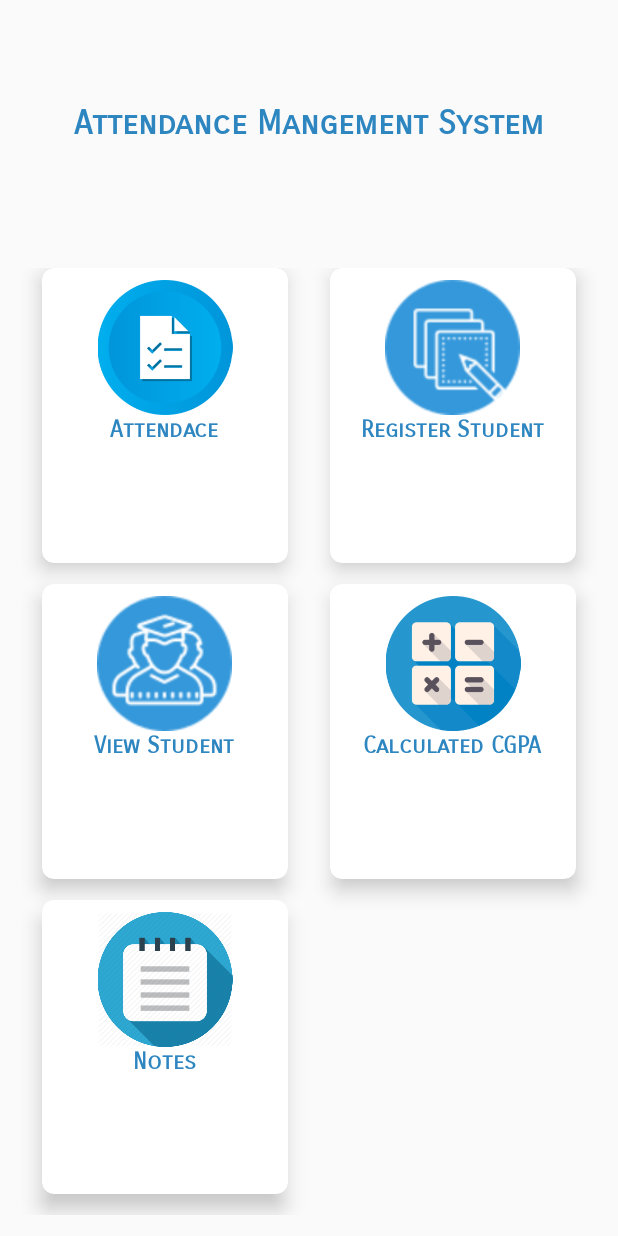
After one commit to elmorshdi/attendanceSystem, an Android app: the HomeActivity screen opened directly, with no data from a screen before it, on a phone screen of 412 x 824 dp. The commit adds this screen. Run offline under Robolectric (Android 15) with nearby library versions, the phone set to English and light mode, and no system bars.

Commit message:
commit singup home ui

```diff
--- a/app/build.gradle
+++ b/app/build.gradle
@@ -30,6 +30,11 @@ dependencies {
     implementation 'com.google.firebase:firebase-firestore:21.4.0'
     implementation 'androidx.legacy:legacy-support-v4:1.0.0'
     testImplementation 'junit:junit:4.13'
+
+    implementation 'androidx.gridlayout:gridlayout:1.0.0'
+    implementation 'androidx.cardview:cardview:1.0.0'
+    implementation 'androidx.recyclerview:recyclerview:1.1.0'
+
     androidTestImplementation 'androidx.test.ext:junit:1.1.1'
     androidTestImplementation 'androidx.test.espresso:espresso-core:3.2.0'
 }
--- a/app/src/main/AndroidManifest.xml
+++ b/app/src/main/AndroidManifest.xml
@@ -1,6 +1,7 @@
 <?xml version="1.0" encoding="utf-8"?>
 <manifest xmlns:android="http://schemas.android.com/apk/res/android"
     package="com.attendance.system">
+
     <application
         android:allowBackup="true"
         android:icon="@mipmap/ic_launcher"
@@ -8,6 +9,7 @@
         android:roundIcon="@mipmap/ic_launcher_round"
         android:supportsRtl="true"
         android:theme="@style/AppTheme">
+        <activity android:name=".HomeActivity"></activity>
         <activity android:name=".MainActivity" />
         <activity android:name=".splashActivity">
             <intent-filter>
@@ -18,4 +20,5 @@
         </activity>
         <activity android:name=".sing_up" />
     </application>
+
 </manifest>
--- /dev/null
+++ b/app/src/main/java/com/attendance/system/HomeActivity.java
@@ -0,0 +1,14 @@
+package com.attendance.system;
+
+import androidx.appcompat.app.AppCompatActivity;
+
+import android.os.Bundle;
+
+public class HomeActivity extends AppCompatActivity {
+
+    @Override
+    protected void onCreate(Bundle savedInstanceState) {
+        super.onCreate(savedInstanceState);
+        setContentView(R.layout.activity_home);
+    }
+}
--- a/app/src/main/java/com/attendance/system/MainActivity.java
+++ b/app/src/main/java/com/attendance/system/MainActivity.java
@@ -52,7 +52,10 @@ public class MainActivity extends AppCompatActivity {
 
 
     public void login(View view) {
-        String emailtext, passwordtext;
+        Intent intent = new Intent(this, HomeActivity.class);
+        startActivity(intent);
+
+       /* String emailtext, passwordtext;
         emailtext = user.getText().toString();
         passwordtext = password.getText().toString();
 
@@ -64,7 +67,7 @@ public class MainActivity extends AppCompatActivity {
             password.setError("enter passward");
             return;
         }
-
+*/
 
 
     }
--- /dev/null
+++ b/app/src/main/res/layout/activity_home.xml
@@ -0,0 +1,253 @@
+<?xml version="1.0" encoding="utf-8"?>
+<LinearLayout xmlns:android="http://schemas.android.com/apk/res/android"
+    xmlns:app="http://schemas.android.com/apk/res-auto"
+    xmlns:tools="http://schemas.android.com/tools"
+    android:layout_width="match_parent"
+    android:layout_height="match_parent"
+    android:orientation="vertical"
+    android:weightSum="10"
+    tools:context=".HomeActivity">
+
+    <RelativeLayout
+        android:layout_weight="2"
+        android:layout_width="match_parent"
+        android:layout_height="0dp">
+
+        <TextView
+            android:id="@+id/Title"
+            android:text="Attendance Mangement System"
+            android:layout_centerInParent="true"
+            android:textSize="22sp"
+            android:textStyle="bold"
+            android:fontFamily="sans-serif-smallcaps"
+            android:textColor="#2E86C1"
+            android:layout_width="wrap_content"
+            android:layout_height="wrap_content" />
+    </RelativeLayout>
+    <GridLayout
+        android:layout_weight="8"
+        android:columnCount="2"
+        android:rowCount="3"
+        android:alignmentMode="alignMargins"
+        android:columnOrderPreserved="false"
+        android:padding="14dp"
+        android:layout_width="match_parent"
+        android:layout_height="0dp">
+
+        <!--Row 1-->
+        <!--Col 1-->
+        <androidx.cardview.widget.CardView
+            android:layout_height="0dp"
+            android:layout_width="0dp"
+            android:layout_columnWeight="1"
+            android:layout_rowWeight="1"
+            android:layout_marginRight="14dp"
+            android:layout_marginBottom="14dp"
+            android:layout_marginLeft="14dp"
+            app:cardElevation="8dp"
+            app:cardCornerRadius="8dp">
+
+            <LinearLayout
+                android:layout_width="wrap_content"
+                android:layout_height="107dp"
+                android:layout_gravity="center_horizontal"
+                android:layout_margin="8dp"
+                android:orientation="vertical">
+
+                <ImageView
+                    android:id="@+id/Image1"
+                    android:layout_width="wrap_content"
+                    android:layout_height="90dp"
+                    android:layout_gravity="center"
+                    android:src="@drawable/attendace" />
+
+
+                <TextView
+                    android:id="@+id/tvid1"
+                    android:layout_width="wrap_content"
+                    android:layout_height="wrap_content"
+                    android:fontFamily="sans-serif-smallcaps"
+                    android:text="Attendace"
+                    android:layout_gravity="center"
+                    android:textColor="#2E86C1"
+                    android:textSize="15dp"
+                    android:textStyle="bold" />
+
+
+            </LinearLayout>
+
+        </androidx.cardview.widget.CardView>
+        <!--Col 2-->
+        <androidx.cardview.widget.CardView
+            android:layout_height="0dp"
+            android:layout_width="0dp"
+            android:layout_columnWeight="1"
+            android:layout_rowWeight="1"
+            android:layout_marginRight="14dp"
+            android:layout_marginBottom="14dp"
+            android:layout_marginLeft="14dp"
+            app:cardElevation="8dp"
+            app:cardCornerRadius="8dp">
+
+            <LinearLayout
+                android:layout_width="wrap_content"
+                android:layout_height="107dp"
+                android:layout_margin="8dp"
+                android:orientation="vertical"
+                android:layout_gravity="center_horizontal">
+
+                <ImageView
+                    android:id="@+id/Image2"
+                    android:layout_width="130dp"
+                    android:layout_height="90dp"
+                    android:layout_gravity="center_horizontal"
+                    android:src="@drawable/addstudent" />
+
+                <TextView
+                    android:id="@+id/tvid2"
+                    android:layout_width="wrap_content"
+                    android:layout_height="wrap_content"
+                    android:layout_gravity="center"
+                    android:fontFamily="sans-serif-smallcaps"
+                    android:text="Register Student"
+                    android:textColor="#2E86C1"
+                    android:textSize="15dp"
+                    android:textStyle="bold" />
+            </LinearLayout>
+        </androidx.cardview.widget.CardView>
+
+
+        <!--Row 2-->
+        <!--Col 1-->
+        <androidx.cardview.widget.CardView
+            android:layout_height="0dp"
+            android:layout_width="0dp"
+            android:layout_columnWeight="1"
+            android:layout_rowWeight="1"
+            android:layout_marginRight="14dp"
+            android:layout_marginBottom="14dp"
+            android:layout_marginLeft="14dp"
+            app:cardElevation="8dp"
+            app:cardCornerRadius="8dp">
+
+            <LinearLayout
+                android:layout_width="wrap_content"
+                android:layout_height="107dp"
+                android:layout_gravity="center_horizontal"
+                android:layout_margin="8dp"
+                android:orientation="vertical">
+
+                <ImageView
+                    android:id="@+id/Image3"
+                    android:layout_width="142dp"
+                    android:layout_height="90dp"
+                    android:layout_gravity="center"
+                    android:src="@drawable/student" />
+
+
+                <TextView
+                    android:id="@+id/tvid3"
+                    android:layout_width="wrap_content"
+                    android:layout_height="wrap_content"
+                    android:fontFamily="sans-serif-smallcaps"
+                    android:text="View Student"
+                    android:layout_gravity="center"
+                    android:textColor="#2E86C1"
+                    android:textSize="15dp"
+                    android:textStyle="bold" />
+
+
+            </LinearLayout>
+
+        </androidx.cardview.widget.CardView>
+        <!--Col 2-->
+
+        <androidx.cardview.widget.CardView
+            android:layout_height="0dp"
+            android:layout_width="0dp"
+            android:layout_columnWeight="1"
+            android:layout_rowWeight="1"
+            android:layout_marginRight="14dp"
+            android:layout_marginBottom="14dp"
+            android:layout_marginLeft="14dp"
+            app:cardElevation="8dp"
+            app:cardCornerRadius="8dp">
+
+            <LinearLayout
+                android:layout_width="wrap_content"
+                android:layout_height="107dp"
+                android:layout_margin="8dp"
+                android:orientation="vertical"
+                android:layout_gravity="center_horizontal">
+
+                <ImageView
+                    android:layout_width="wrap_content"
+                    android:layout_height="90dp"
+                    android:id="@+id/Image4"
+                    android:src="@drawable/attendanceresult"
+                    android:layout_gravity="center_horizontal"/>
+                <TextView
+                    android:layout_width="wrap_content"
+                    android:layout_height="wrap_content"
+                    android:id="@+id/tvid4"
+                    android:text="Calculated CGPA"
+                    android:textStyle="bold"
+                    android:fontFamily="sans-serif-smallcaps"
+                    android:layout_gravity="center"
+                    android:textSize="15dp"
+                    android:textColor="#2E86C1"
+                    />
+            </LinearLayout>
+        </androidx.cardview.widget.CardView>
+
+        <!--Row 3-->
+        <!--Col 1-->
+        <androidx.cardview.widget.CardView
+            android:layout_height="0dp"
+            android:layout_width="0dp"
+            android:layout_columnWeight="1"
+            android:layout_rowWeight="1"
+            android:layout_marginRight="14dp"
+            android:layout_marginBottom="14dp"
+            android:layout_marginLeft="14dp"
+            app:cardElevation="8dp"
+            app:cardCornerRadius="8dp">
+
+            <LinearLayout
+                android:layout_width="wrap_content"
+                android:layout_height="107dp"
+                android:layout_gravity="center_horizontal"
+                android:layout_margin="8dp"
+                android:orientation="vertical">
+
+                <ImageView
+                    android:id="@+id/Image5"
+                    android:layout_width="wrap_content"
+                    android:layout_height="90dp"
+                    android:layout_gravity="center"
+                    android:src="@drawable/notes" />
+
+
+                <TextView
+                    android:id="@+id/tvid5"
+                    android:layout_width="wrap_content"
+                    android:layout_height="wrap_content"
+                    android:fontFamily="sans-serif-smallcaps"
+                    android:text="Notes"
+                    android:layout_gravity="center"
+                    android:textColor="#2E86C1"
+                    android:textSize="15dp"
+                    android:textStyle="bold" />
+
+
+            </LinearLayout>
+
+        </androidx.cardview.widget.CardView>
+
+
+
+
+    </GridLayout>
+
+
+</LinearLayout>
```
Also changed, not shown: app/src/main/res/drawable/addstudent.png (added), app/src/main/res/drawable/attendace.png (added), app/src/main/res/drawable/attendance.png (added), app/src/main/res/drawable/attendanceresult.png (added), app/src/main/res/drawable/notes.png (added), app/src/main/res/drawable/student.png (added), 1 other file.
